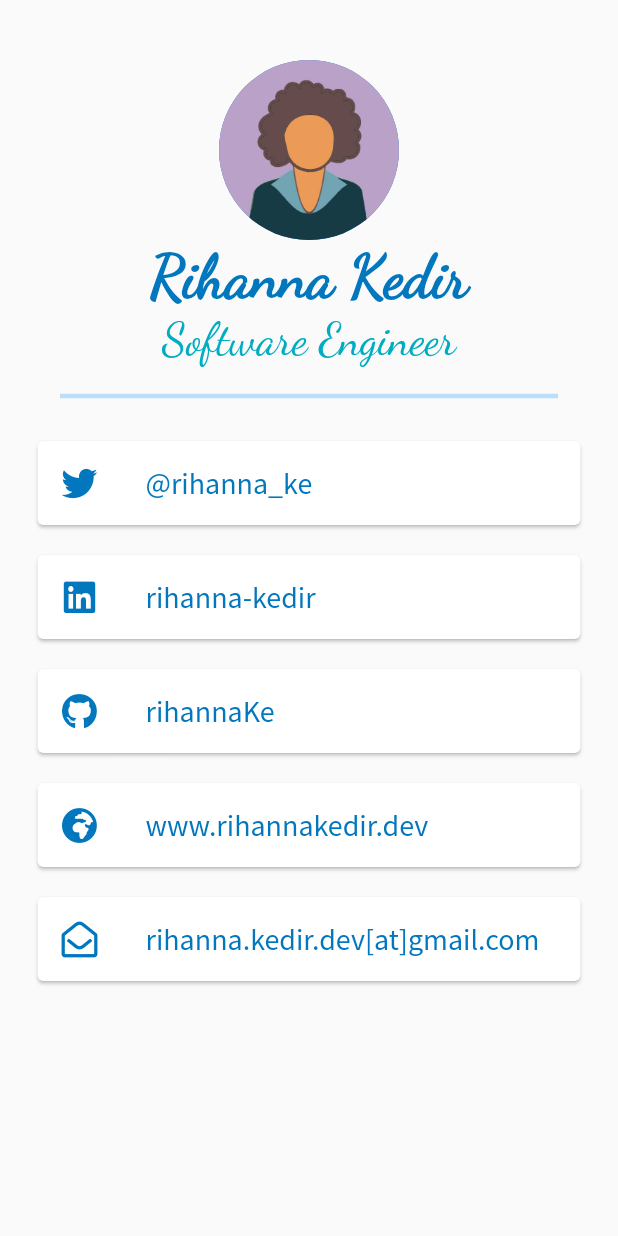
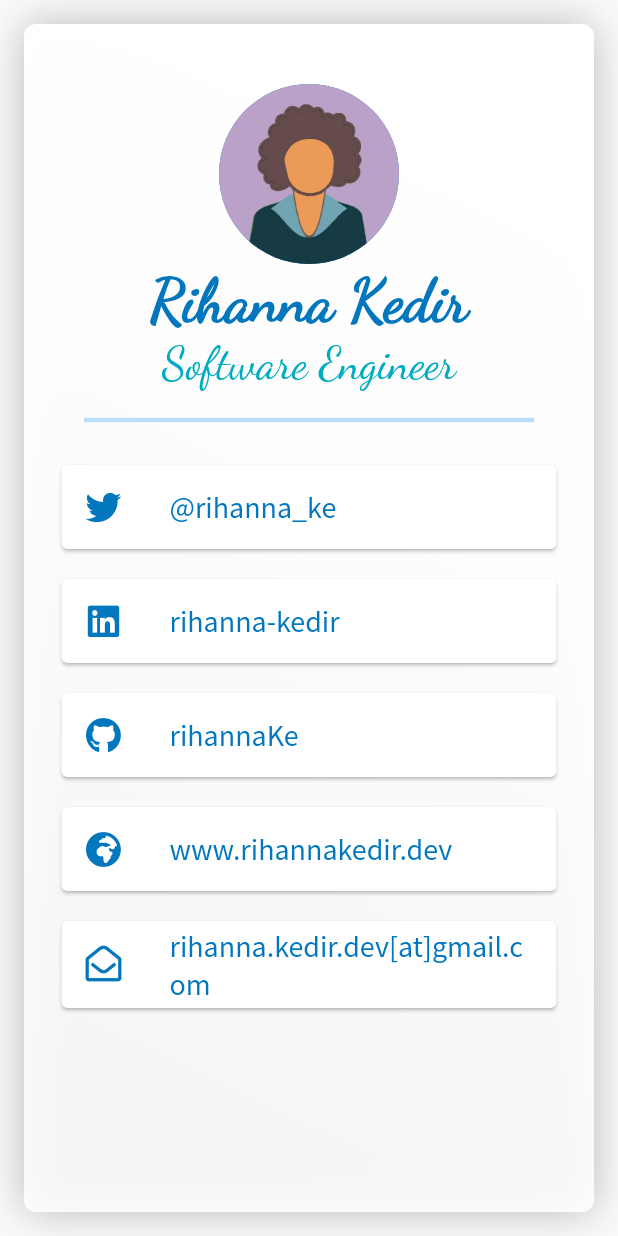
Before and after one commit to rihannaKe/flutter_business_card, a Flutter app: the screen it shows after launch, on a phone screen of 412 x 824 dp. Run offline on Flutter 3.47's test engine with Material 2 defaults, Android fonts, the phone set to English and light mode, and no system bars; our stand-ins replace font_awesome_flutter.

Commit message:
added card border

```diff
--- a/lib/main.dart
+++ b/lib/main.dart
@@ -16,12 +16,38 @@ class MyApp extends StatelessWidget {
 }
 
 class MyBusinessCard extends StatelessWidget {
+  Gradient backgroundGradientColor = LinearGradient(
+// Where the linear gradient begins and ends
+    begin: Alignment.topRight,
+    end: Alignment.bottomLeft,
+// Add one stop for each color. Stops should increase from 0 to 1
+    stops: const [0.1, 0.4, 0.7, 0.9],
+    colors: [
+      Colors.white.withOpacity(1),
+      Colors.white.withOpacity(0.97),
+      Colors.white.withOpacity(0.90),
+      Colors.white.withOpacity(0.86),
+    ],
+  );
+
   @override
   Widget build(BuildContext context) {
     return SafeArea(
+        child: Container(
+            margin: const EdgeInsets.all(16),
+            decoration: BoxDecoration(
+              borderRadius: BorderRadius.circular(8),
+              boxShadow: [
+                const BoxShadow(
+                    color: Colors.black26, offset: Offset(0, 0), blurRadius: 24)
+              ],
+              gradient: backgroundGradientColor,
+            ),
             child: MediaQuery.of(context).size.width < 600
                 ? _buildXSLayout()
-            : _buildNotXSLayout());
+                : _buildNotXSLayout()
+        ),
+    );
   }
 
   Widget _buildXSLayout() {
@@ -49,14 +75,17 @@ class MyBusinessCard extends StatelessWidget {
       crossAxisAlignment: CrossAxisAlignment.center,
       children: [
         Expanded(flex: 5, child: _mainInfo()),
-        Expanded(flex: 1, child: VerticalDivider(
+        Expanded(
+          flex: 1,
+          child: VerticalDivider(
             width: 40.0,
             indent: 40.0,
             endIndent: 40.0,
             thickness: 3.0,
             color: kDividerColor,
-        ),),
-        Expanded( flex: 7, child: _socialLinkInfo()),
+          ),
+        ),
+        Expanded(flex: 7, child: _socialLinkInfo()),
       ],
     );
   }
@@ -80,7 +109,7 @@ class MyBusinessCard extends StatelessWidget {
   }
 
   Widget _socialLinkInfo() {
-    return  ListView(
+    return ListView(
       scrollDirection: Axis.vertical,
       shrinkWrap: true,
       children: <Widget>[
@@ -125,15 +154,13 @@ class MyBusinessCard extends StatelessWidget {
             margin: EdgeInsets.symmetric(vertical: 10.0, horizontal: 25.0),
             child: ListTile(
               leading: Icon(FontAwesomeIcons.envelopeOpen, color: kIconColors),
-              title: Text(
-                  'rihanna.kedir.dev[at]gmail.com', style: kSocialTextStyle),
+              title: Text('rihanna.kedir.dev[at]gmail.com',
+                  style: kSocialTextStyle),
               onTap: () {
                 UrlUtils.sendEmail('rihanna.kedir.dev@gmail.com');
               },
-            )
-        ),
+            )),
       ],
     );
   }
-
 }
```
Lines whose indentation alone changed are shown as unchanged.
